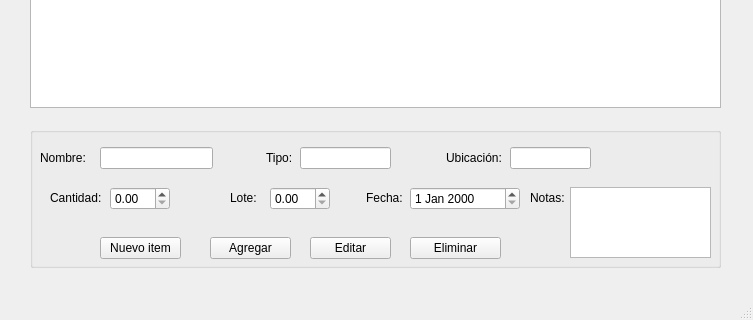
Qt form Entregas-ALSE/proyecto_op3_2025/Gestor_de_Inventario/mainwindow.ui (AlejandraCZ06/Proyecto-Ale) before a commit; both pictures show x 0 to 753 and y 303 to 623 of the 753 by 623 pixel window.
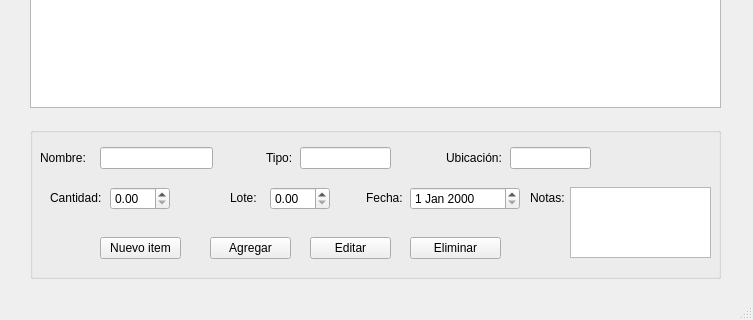
The same form after that commit.

The edit to the form file:
```diff
--- a/Entregas-ALSE/proyecto_op3_2025/Gestor_de_Inventario/mainwindow.ui
+++ b/Entregas-ALSE/proyecto_op3_2025/Gestor_de_Inventario/mainwindow.ui
@@ -33,7 +33,7 @@
       <x>30</x>
       <y>430</y>
       <width>691</width>
-      <height>141</height>
+      <height>152</height>
      </rect>
     </property>
     <property name="title">
```
